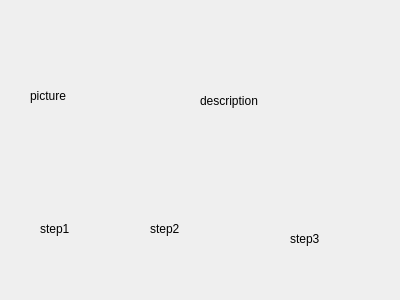
First picture: the form in FinalProject/itemdialog.ui, repository baohuy251210/HowToTidyUp, before the edit.
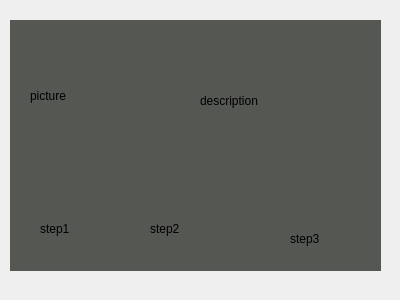
Second picture: the form after the edit.

Commit message: connected item dialog and its description

What changed in the file:
```diff
--- a/FinalProject/itemdialog.ui
+++ b/FinalProject/itemdialog.ui
@@ -78,6 +78,28 @@
     <string>description</string>
    </property>
   </widget>
+  <widget class="QLabel" name="bgLabel">
+   <property name="geometry">
+    <rect>
+     <x>10</x>
+     <y>20</y>
+     <width>371</width>
+     <height>251</height>
+    </rect>
+   </property>
+   <property name="styleSheet">
+    <string notr="true">background-color: rgb(85, 87, 83);</string>
+   </property>
+   <property name="text">
+    <string/>
+   </property>
+  </widget>
+  <zorder>bgLabel</zorder>
+  <zorder>step1</zorder>
+  <zorder>step2</zorder>
+  <zorder>step3</zorder>
+  <zorder>itemPicture</zorder>
+  <zorder>itemDescription</zorder>
  </widget>
  <resources/>
  <connections/>
```
The commit also changes 7 other files.
